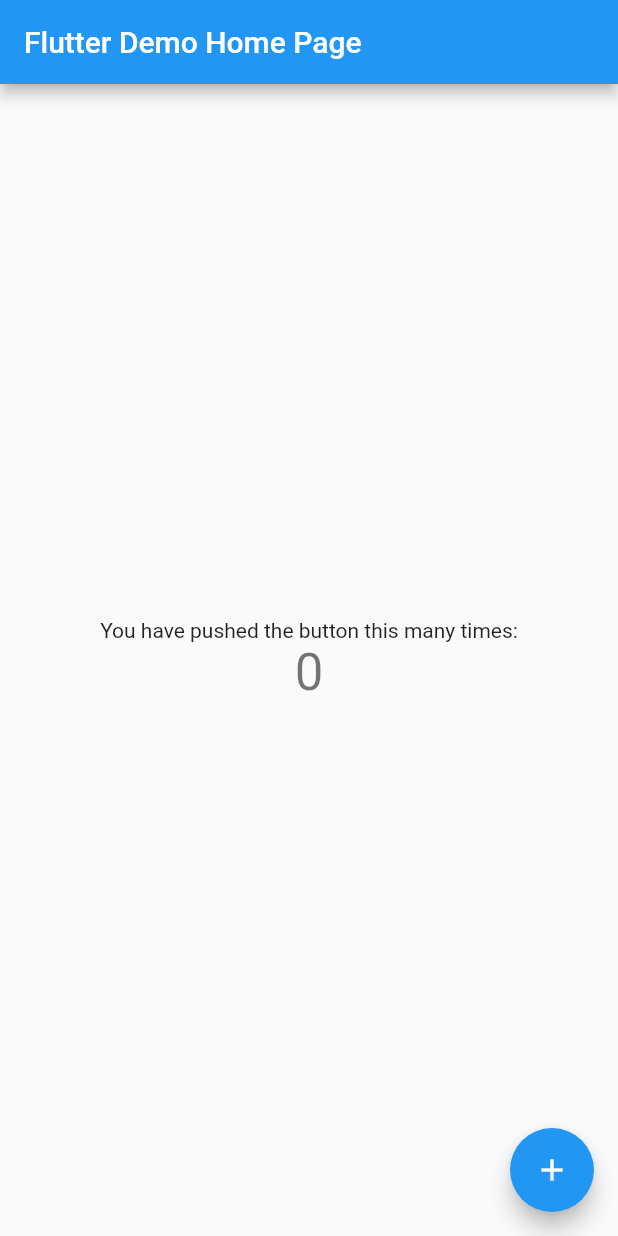
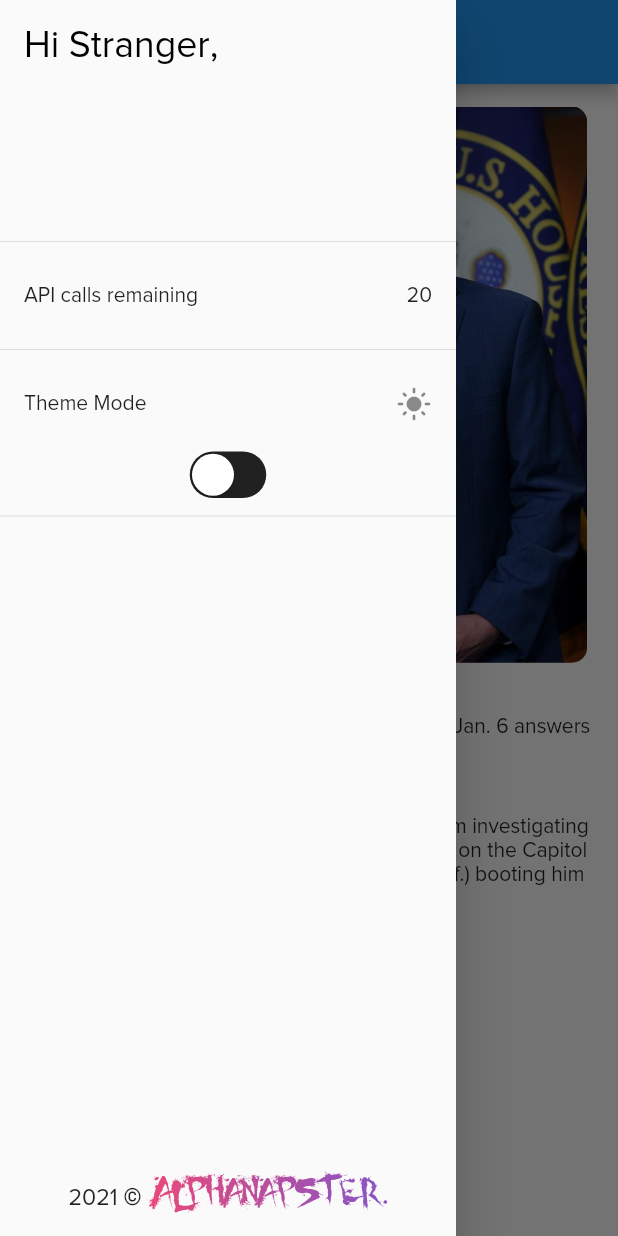
Before and after one commit to DaemonChoejur/newsapp_hydroneo, a Flutter app: the screen it shows after launch, with the side drawer open (before the commit the screen has no drawer), on a phone screen of 412 x 824 dp. Run offline on Flutter 3.47's test engine with Material 2 defaults, Android fonts, the phone set to English and light mode, and no system bars; our stand-ins replace shared_preferences.

Commit message:
ui changes - side nav bar, custom tags added, theme added

```diff
--- /dev/null
+++ b/lib/app.dart
@@ -0,0 +1,24 @@
+import 'package:flutter/material.dart';
+import 'package:news_app_hydroneo/common/theme.dart';
+import 'package:news_app_hydroneo/ui/home.dart';
+import 'package:provider/provider.dart';
+
+class ENewsApp extends StatelessWidget {
+  const ENewsApp({Key? key}) : super(key: key);
+
+  @override
+  Widget build(BuildContext context) {
+    return ChangeNotifierProvider<ThemeNotifier>(
+      create: (_) => ThemeNotifier(),
+      child: Consumer<ThemeNotifier>(
+        builder: (context, theme, _) {
+          return MaterialApp(
+            theme: theme.getTheme(),
+            debugShowCheckedModeBanner: false,
+            home: const Home(),
+          );
+        },
+      ),
+    );
+  }
+}
--- /dev/null
+++ b/lib/common/theme.dart
@@ -0,0 +1,71 @@
+import 'package:flutter/material.dart';
+import 'package:flutter/services.dart';
+import 'package:news_app_hydroneo/constants.dart';
+import 'package:news_app_hydroneo/repository/storage_manager.dart';
+
+class ThemeNotifier with ChangeNotifier {
+  // custom dark theme
+  final darkTheme = ThemeData(
+    fontFamily: 'Proxima Nova',
+    appBarTheme: const AppBarTheme(
+      systemOverlayStyle: SystemUiOverlayStyle.dark,
+    ),
+    brightness: Brightness.dark,
+  );
+
+  // custom light theme
+  final lightTheme = ThemeData(
+    fontFamily: 'Proxima Nova',
+    appBarTheme: const AppBarTheme(
+      systemOverlayStyle: SystemUiOverlayStyle.light,
+    ),
+    brightness: Brightness.light,
+  );
+
+  // initialize _themeData
+  ThemeData _themeData = ThemeData();
+
+  // getter for themedata
+  ThemeData getTheme() => _themeData;
+
+  bool isDarkMode = false;
+
+  ThemeNotifier() {
+    // reading value of themeMode from shared preferences
+    StorageManager.readData('themeMode').then((value) {
+      debugPrint('Reading value from storage: $value');
+      var themeMode = value ?? 'light';
+      if (themeMode == 'light') {
+        debugPrint("Setting light theme");
+        _themeData = lightTheme;
+        isDarkMode = false;
+      } else {
+        debugPrint("Setting dark theme");
+        _themeData = darkTheme;
+        isDarkMode = true;
+      }
+      // notify all listeners after reading and setting theme
+      notifyListeners();
+    });
+  }
+
+  void setDarkMode() async {
+    // set current theme to darkTheme
+    _themeData = darkTheme;
+    // save the current them in shared preferences
+    StorageManager.saveData(kThemeMode, kDark);
+    isDarkMode = true;
+    // update listeners
+    notifyListeners();
+  }
+
+  void setLightMode() async {
+    // set current theme to lightTheme
+    _themeData = lightTheme;
+    // save the current them in shared preferences
+    StorageManager.saveData(kThemeMode, kLight);
+    isDarkMode = false;
+    // listeners
+    notifyListeners();
+  }
+}
--- /dev/null
+++ b/lib/constants.dart
@@ -0,0 +1,9 @@
+import 'package:flutter/material.dart';
+
+const kThemeMode = 'themeMode';
+const kDark = 'dark';
+const kLight = 'light';
+
+Widget customSpacerWidget(BuildContext context) {
+  return SizedBox(height: MediaQuery.of(context).size.height * 0.03 + 10);
+}
--- a/lib/main.dart
+++ b/lib/main.dart
@@ -1,115 +1,9 @@
 import 'package:flutter/material.dart';
+import 'package:news_app_hydroneo/app.dart';
 
 void main() {
-  runApp(const MyApp());
+  runApp(const ENewsApp());
 }
 
-class MyApp extends StatelessWidget {
-  const MyApp({Key? key}) : super(key: key);
 
-  // This widget is the root of your application.
-  @override
-  Widget build(BuildContext context) {
-    return MaterialApp(
-      title: 'Flutter Demo',
-      theme: ThemeData(
-        // This is the theme of your application.
-        //
-        // Try running your application with "flutter run". You'll see the
-        // application has a blue toolbar. Then, without quitting the app, try
-        // changing the primarySwatch below to Colors.green and then invoke
-        // "hot reload" (press "r" in the console where you ran "flutter run",
-        // or simply save your changes to "hot reload" in a Flutter IDE).
-        // Notice that the counter didn't reset back to zero; the application
-        // is not restarted.
-        primarySwatch: Colors.blue,
-      ),
-      home: const MyHomePage(title: 'Flutter Demo Home Page'),
-    );
-  }
-}
-
-class MyHomePage extends StatefulWidget {
-  const MyHomePage({Key? key, required this.title}) : super(key: key);
-
-  // This widget is the home page of your application. It is stateful, meaning
-  // that it has a State object (defined below) that contains fields that affect
-  // how it looks.
-
-  // This class is the configuration for the state. It holds the values (in this
-  // case the title) provided by the parent (in this case the App widget) and
-  // used by the build method of the State. Fields in a Widget subclass are
-  // always marked "final".
-
-  final String title;
-
-  @override
-  State<MyHomePage> createState() => _MyHomePageState();
-}
-
-class _MyHomePageState extends State<MyHomePage> {
-  int _counter = 0;
-
-  void _incrementCounter() {
-    setState(() {
-      // This call to setState tells the Flutter framework that something has
-      // changed in this State, which causes it to rerun the build method below
-      // so that the display can reflect the updated values. If we changed
-      // _counter without calling setState(), then the build method would not be
-      // called again, and so nothing would appear to happen.
-      _counter++;
-    });
-  }
-
-  @override
-  Widget build(BuildContext context) {
-    // This method is rerun every time setState is called, for instance as done
-    // by the _incrementCounter method above.
-    //
-    // The Flutter framework has been optimized to make rerunning build methods
-    // fast, so that you can just rebuild anything that needs updating rather
-    // than having to individually change instances of widgets.
-    return Scaffold(
-      appBar: AppBar(
-        // Here we take the value from the MyHomePage object that was created by
-        // the App.build method, and use it to set our appbar title.
-        title: Text(widget.title),
-      ),
-      body: Center(
-        // Center is a layout widget. It takes a single child and positions it
-        // in the middle of the parent.
-        child: Column(
-          // Column is also a layout widget. It takes a list of children and
-          // arranges them vertically. By default, it sizes itself to fit its
-          // children horizontally, and tries to be as tall as its parent.
-          //
-          // Invoke "debug painting" (press "p" in the console, choose the
-          // "Toggle Debug Paint" action from the Flutter Inspector in Android
-          // Studio, or the "Toggle Debug Paint" command in Visual Studio Code)
-          // to see the wireframe for each widget.
-          //
-          // Column has various properties to control how it sizes itself and
-          // how it positions its children. Here we use mainAxisAlignment to
-          // center the children vertically; the main axis here is the vertical
-          // axis because Columns are vertical (the cross axis would be
-          // horizontal).
-          mainAxisAlignment: MainAxisAlignment.center,
-          children: <Widget>[
-            const Text(
-              'You have pushed the button this many times:',
-            ),
-            Text(
-              '$_counter',
-              style: Theme.of(context).textTheme.headline4,
-            ),
-          ],
-        ),
-      ),
-      floatingActionButton: FloatingActionButton(
-        onPressed: _incrementCounter,
-        tooltip: 'Increment',
-        child: const Icon(Icons.add),
-      ), // This trailing comma makes auto-formatting nicer for build methods.
-    );
-  }
-}
+// com.alphaNapster.paperNews
--- /dev/null
+++ b/lib/models/article.dart
@@ -0,0 +1,19 @@
+import 'package:news_app_hydroneo/models/source.dart';
+
+class Article {
+  Source source;
+  String link;
+  String publishedDate;
+  String description;
+  String title;
+  String thumbnail;
+
+  Article({
+    required this.source,
+    required this.link,
+    required this.publishedDate,
+    required this.description,
+    required this.title,
+    required this.thumbnail,
+  });
+}
--- /dev/null
+++ b/lib/models/source.dart
@@ -0,0 +1,11 @@
+class Source {
+  String title;
+  String url;
+  String favicon;
+
+  Source({
+    required this.title,
+    required this.url,
+    required this.favicon,
+  });
+}
--- /dev/null
+++ b/lib/repository/storage_manager.dart
@@ -0,0 +1,29 @@
+import 'package:flutter/material.dart';
+import 'package:shared_preferences/shared_preferences.dart';
+
+class StorageManager {
+  static void saveData(String key, dynamic value) async {
+    final prefs = await SharedPreferences.getInstance();
+
+    if (value is int) {
+      prefs.setInt(key, value);
+    } else if (value is String) {
+      prefs.setString(key, value);
+    } else if (value is bool) {
+      prefs.setBool(key, value);
+    } else {
+      debugPrint("Invalid Type");
+    }
+  }
+
+  static Future<dynamic> readData(String key) async {
+    final prefs = await SharedPreferences.getInstance();
+    dynamic obj = prefs.get(key);
+    return obj;
+  }
+
+  static Future<bool> deleteData(String key) async {
+    final prefs = await SharedPreferences.getInstance();
+    return prefs.remove(key);
+  }
+}
--- /dev/null
+++ b/lib/ui/components/drawer.dart
@@ -0,0 +1,116 @@
+import 'package:flutter/cupertino.dart';
+import 'package:flutter/material.dart';
+import 'package:news_app_hydroneo/common/theme.dart';
+import 'package:provider/provider.dart';
+
+class NavDrawer extends StatefulWidget {
+  const NavDrawer({Key? key}) : super(key: key);
+
+  @override
+  State<NavDrawer> createState() => _NavDrawerState();
+}
+
+class _NavDrawerState extends State<NavDrawer> {
+  // we need _isDarkMode so we can set the state of the switch after reading from shared preferences.
+  bool _isDarkMode = false;
+
+  @override
+  Widget build(BuildContext context) {
+    var theme = Provider.of<ThemeNotifier>(context).isDarkMode;
+
+    if (theme) {
+      setState(() {
+        _isDarkMode = true;
+      });
+    } else {
+      setState(() {
+        _isDarkMode = false;
+      });
+    }
+    return Drawer(
+        child: Column(
+      children: [
+        const DrawerHeader(
+          child: Align(
+            alignment: Alignment.topLeft,
+            child: Text(
+              'Hi Stranger,',
+              style: TextStyle(color: Colors.black, fontSize: 25),
+            ),
+          ),
+          // decoration: BoxDecoration(
+          //     color: Colors.green,
+          //     image: DecorationImage(
+          //         fit: BoxFit.fill,
+          //         image: AssetImage('assets/images/cover.jpg'))),
+        ),
+        ListTile(
+          // leading: const Icon(Icons.input),
+          title: const Text('API calls remaining'),
+          trailing: const Text('20'),
+          onTap: () => {},
+        ),
+        const Divider(),
+        ListTile(
+          // leading: const Icon(Icons.input),
+          title: const Text('Theme Mode'),
+          trailing: _isDarkMode
+              ? const Icon(Icons.dark_mode_rounded)
+              : const Icon(Icons.light_mode_rounded),
+          onTap: () => {},
+        ),
+        CupertinoSwitch(
+            activeColor: Colors.green,
+            value: _isDarkMode,
+            trackColor: Theme.of(context).iconTheme.color,
+            // thumbColor: Colors.red,
+            onChanged: (val) {
+              setState(() {
+                _isDarkMode = val;
+              });
+              if (_isDarkMode == false) {
+                // just set the thememode in ThemeNotifier once, which is why listen = false
+                Provider.of<ThemeNotifier>(context, listen: false)
+                    .setLightMode();
+              } else {
+                Provider.of<ThemeNotifier>(context, listen: false)
+                    .setDarkMode();
+              }
+            }),
+        const Divider(),
+        Expanded(
+          child: Align(
+            alignment: Alignment.bottomCenter,
+            child: Padding(
+              padding: const EdgeInsets.only(bottom: 15.0),
+              child: RichText(
+                textScaleFactor: 1.1,
+                text: TextSpan(
+                  text: '2021 ',
+                  style: DefaultTextStyle.of(context).style,
+                  children: <TextSpan>[
+                    const TextSpan(
+                        text: '\u00a9',
+                        style: TextStyle(fontWeight: FontWeight.bold)),
+                    TextSpan(
+                      text: ' AlphaNapster.',
+                      style: TextStyle(
+                          fontFamily: "Shoguns Clan",
+                          fontSize: 24,
+                          foreground: Paint()..shader = linearGradient),
+                    ),
+                  ],
+                ),
+              ),
+            ),
+          ),
+        ),
+      ],
+    ));
+  }
+}
+
+// custom linear gradient for my custom TAG
+final Shader linearGradient = const LinearGradient(
+  colors: <Color>[Color(0xffFC466B), Color(0xff3F5EFB)],
+).createShader(const Rect.fromLTWH(70.0, 0.0, 300.0, 70.0));
--- /dev/null
+++ b/lib/ui/home.dart
@@ -0,0 +1,70 @@
+import 'package:flutter/material.dart';
+import 'package:news_app_hydroneo/constants.dart';
+import 'package:news_app_hydroneo/ui/components/drawer.dart';
+
+class Home extends StatefulWidget {
+  const Home({Key? key}) : super(key: key);
+
+  @override
+  State<Home> createState() => _HomeState();
+}
+
+class _HomeState extends State<Home> with SingleTickerProviderStateMixin {
+  // animation controller for animated icon
+  late AnimationController _animationController;
+  bool _isPlaying = false;
+
+  @override
+  void initState() {
+    super.initState();
+    _animationController = AnimationController(
+      vsync: this,
+      duration: const Duration(milliseconds: 450),
+    );
+  }
+
+  @override
+  Widget build(BuildContext context) {
+    return Scaffold(
+      drawer: const NavDrawer(),
+      appBar: AppBar(
+        title: const Text('Paper News'),
+        // leading: IconButton(
+        //   onPressed: () {},
+        //   icon: AnimatedIcon(
+        //     progress: _animationController,
+        //     icon: AnimatedIcons.menu_arrow,
+        //   ),
+        // ),
+      ),
+      body: SafeArea(
+        child: Padding(
+          padding: const EdgeInsets.all(15.0),
+          child: Column(
+            children: [
+              Container(
+                width: MediaQuery.of(context).size.width * 0.9,
+                height: MediaQuery.of(context).size.width * 0.9,
+                decoration: BoxDecoration(
+                  borderRadius: BorderRadius.circular(10.0),
+                  image: const DecorationImage(
+                    fit: BoxFit.cover,
+                    image: AssetImage(
+                      'assets/images/jb.jpg',
+                    ),
+                  ),
+                ),
+              ),
+              customSpacerWidget(context),
+              const Text(
+                  'Rep. Jim Banks unloads on Pelosi, vows to get Jan. 6 answers via GOP panel - New York Post'),
+              customSpacerWidget(context),
+              const Text(
+                  'Rep. Jim Banks is vowing not to back down from investigating the security shortcomings that led to the attack on the Capitol on Jan. 6 despite Speaker Nancy Pelosi (D-Calif.) booting him from the panel on Wednesday.'),
+            ],
+          ),
+        ),
+      ),
+    );
+  }
+}
```
Also changed, not shown: pubspec.yaml (+13 -48 lines), assets/fonts/Shoguns_Clan.ttf (added), assets/fonts/proxima_nova.ttf (added), pubspec.lock, 8 other files.
